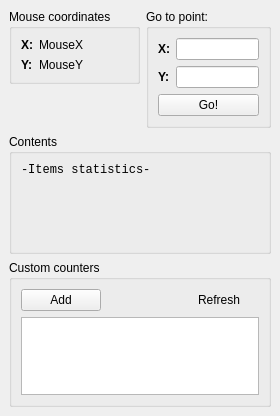
Above: Editor/main_window/dock/debugger.ui from WohlSoft/Moondust-Project before the change. Below: the same form after it.
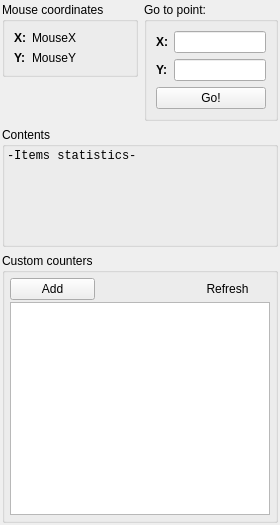
That is the form after the change. Icons and pictures are not drawn.

```diff
--- a/Editor/main_window/dock/debugger.ui
+++ b/Editor/main_window/dock/debugger.ui
@@ -7,7 +7,7 @@
     <x>0</x>
     <y>0</y>
     <width>280</width>
-    <height>416</height>
+    <height>525</height>
    </rect>
   </property>
   <property name="minimumSize">
@@ -34,6 +34,18 @@
   </property>
   <widget class="QWidget" name="dockWidgetContents_6">
    <layout class="QGridLayout" name="gridLayout_29" rowstretch="0,0,0,80,0">
+    <property name="leftMargin">
+     <number>2</number>
+    </property>
+    <property name="topMargin">
+     <number>2</number>
+    </property>
+    <property name="rightMargin">
+     <number>2</number>
+    </property>
+    <property name="bottomMargin">
+     <number>2</number>
+    </property>
     <item row="0" column="0">
      <widget class="QGroupBox" name="DEBUG_MousePoint">
       <property name="minimumSize">
@@ -169,6 +181,18 @@
        <string>Contents</string>
       </property>
       <layout class="QGridLayout" name="gridLayout_30">
+       <property name="leftMargin">
+        <number>2</number>
+       </property>
+       <property name="topMargin">
+        <number>2</number>
+       </property>
+       <property name="rightMargin">
+        <number>2</number>
+       </property>
+       <property name="bottomMargin">
+        <number>2</number>
+       </property>
        <item row="0" column="0">
         <widget class="QLabel" name="DEBUG_Items">
          <property name="font">
@@ -231,6 +255,21 @@
        <string>Custom counters</string>
       </property>
       <layout class="QGridLayout" name="gridLayout_34">
+       <property name="leftMargin">
+        <number>5</number>
+       </property>
+       <property name="topMargin">
+        <number>5</number>
+       </property>
+       <property name="rightMargin">
+        <number>5</number>
+       </property>
+       <property name="bottomMargin">
+        <number>5</number>
+       </property>
+       <property name="spacing">
+        <number>2</number>
+       </property>
        <item row="0" column="0">
         <widget class="QPushButton" name="DEBUG_AddCustomCounter">
          <property name="text">
@@ -243,12 +282,6 @@
          <property name="orientation">
           <enum>Qt::Horizontal</enum>
          </property>
-         <property name="sizeHint" stdset="0">
-          <size>
-           <width>81</width>
-           <height>20</height>
-          </size>
-         </property>
         </spacer>
        </item>
        <item row="0" column="2">
```
